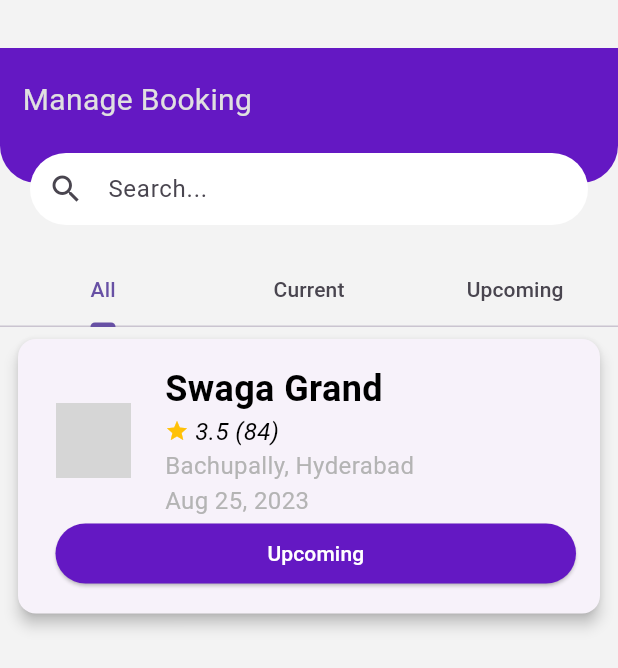
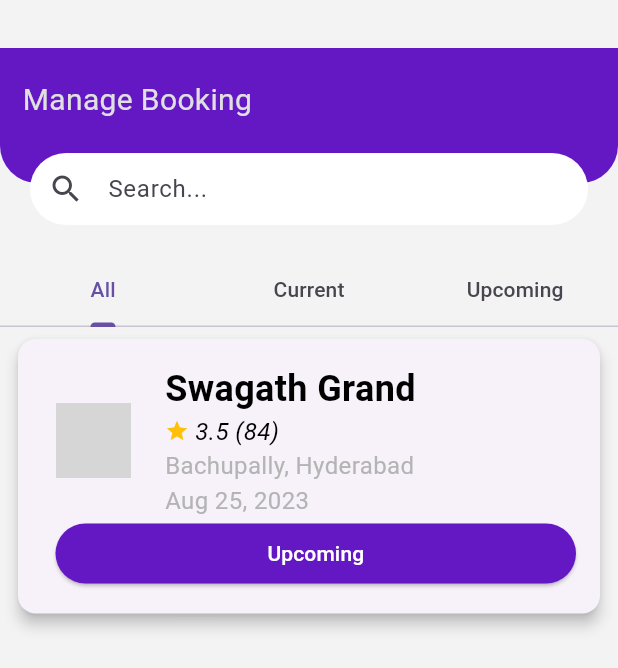
Before and after one commit to santosh81066/bb_user, a Flutter app: the ManageBookingScreen screen opened by its route, on a phone screen of 412 x 824 dp. Shown: the top 668 px of the screen. Run offline on Flutter 3.47's test engine with Material 3 defaults, Android fonts, the phone set to English and light mode, and no system bars; our stand-ins replace flutter_map, flutter_rating_bar, flutter_riverpod, latlong2, otp_text_field, shared_preferences and 1 more; accounts and stored records are empty; grey boxes are pictures that could not be loaded.

Commit message:
30.2 updated

```diff
--- a/lib/Screens/managebooking.dart
+++ b/lib/Screens/managebooking.dart
@@ -20,7 +20,7 @@ class _ManageBookingScreenState extends State<ManageBookingScreen>
     super.initState();
 
     for (int i = 0; i < 1; i++) {
-      _items.add(VenuesListmodel("Swaga Grand", 'images/flutter.jpg', 3.5, 84,
+      _items.add(VenuesListmodel("Swagath Grand", 'images/flutter.jpg', 3.5, 84,
           'Bachupally, Hyderabad\nAug 25, 2023'));
     }
     _tabController = TabController(length: 3, vsync: this);
```
